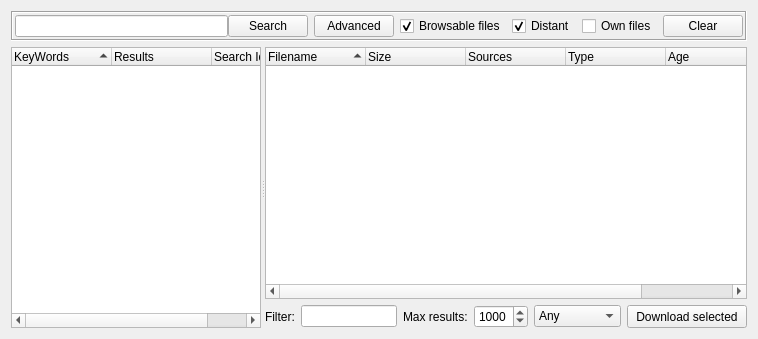
First picture: the form in retroshare-gui/src/gui/FileTransfer/SearchDialog.ui, repository RetroShare/RetroShare, before the edit.
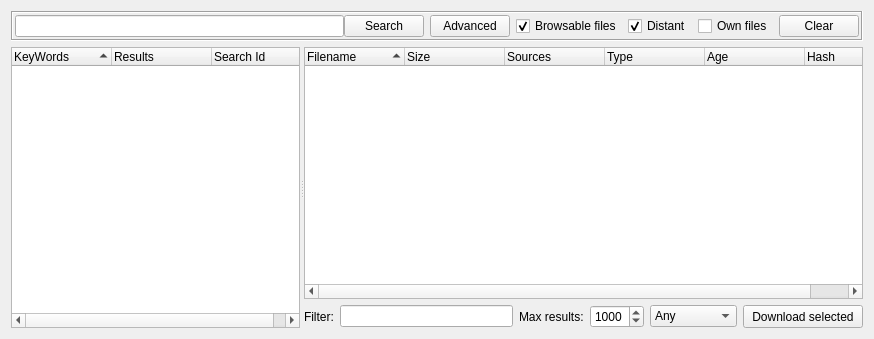
Second picture: the form after the edit. Icons and pictures are not drawn. Custom widgets are drawn as their Qt base class.

What changed in the file:
```diff
--- a/retroshare-gui/src/gui/FileTransfer/SearchDialog.ui
+++ b/retroshare-gui/src/gui/FileTransfer/SearchDialog.ui
@@ -6,7 +6,7 @@
    <rect>
     <x>0</x>
     <y>0</y>
-    <width>758</width>
+    <width>874</width>
     <height>339</height>
    </rect>
   </property>
@@ -16,7 +16,7 @@
     <verstretch>1</verstretch>
    </sizepolicy>
   </property>
-  <layout class="QVBoxLayout" name="verticalLayout_2">
+  <layout class="QVBoxLayout">
    <item>
     <widget class="QFrame" name="titleBarFrame">
      <property name="sizePolicy">
@@ -31,12 +31,21 @@
      <property name="frameShadow">
       <enum>QFrame::Sunken</enum>
      </property>
-     <layout class="QHBoxLayout" name="horizontalLayout_4">
-      <property name="margin">
+     <layout class="QHBoxLayout" name="titleBarFrameHLayout">
+      <property name="leftMargin">
+       <number>2</number>
+      </property>
+      <property name="topMargin">
+       <number>2</number>
+      </property>
+      <property name="rightMargin">
+       <number>2</number>
+      </property>
+      <property name="bottomMargin">
        <number>2</number>
       </property>
       <item>
-       <layout class="QHBoxLayout" name="horizontalLayout">
+       <layout class="QHBoxLayout" name="titleBarHLayout">
         <property name="spacing">
          <number>0</number>
         </property>
@@ -54,16 +63,25 @@
             <height>22</height>
            </size>
           </property>
-          <layout class="QGridLayout" name="gridLayout">
+          <layout class="QGridLayout" name="searchLineFrameGLayout">
+           <property name="leftMargin">
+            <number>0</number>
+           </property>
+           <property name="topMargin">
+            <number>0</number>
+           </property>
+           <property name="rightMargin">
+            <number>0</number>
+           </property>
+           <property name="bottomMargin">
+            <number>0</number>
+           </property>
            <property name="horizontalSpacing">
             <number>0</number>
            </property>
            <property name="verticalSpacing">
             <number>1</number>
            </property>
-           <property name="margin">
-            <number>0</number>
-           </property>
            <item row="0" column="0">
             <widget class="LineEditClear" name="lineEdit">
              <property name="toolTip">
@@ -143,7 +161,7 @@
        </widget>
       </item>
       <item>
-       <widget class="QPushButton" name="cloaseallsearchresultsButton">
+       <widget class="QPushButton" name="closeAllSearchResultsButton">
         <property name="toolTip">
          <string>Close all Search Results</string>
         </property>
```
Left out of the diff: 8 changed lines with no effect on the pictures.
